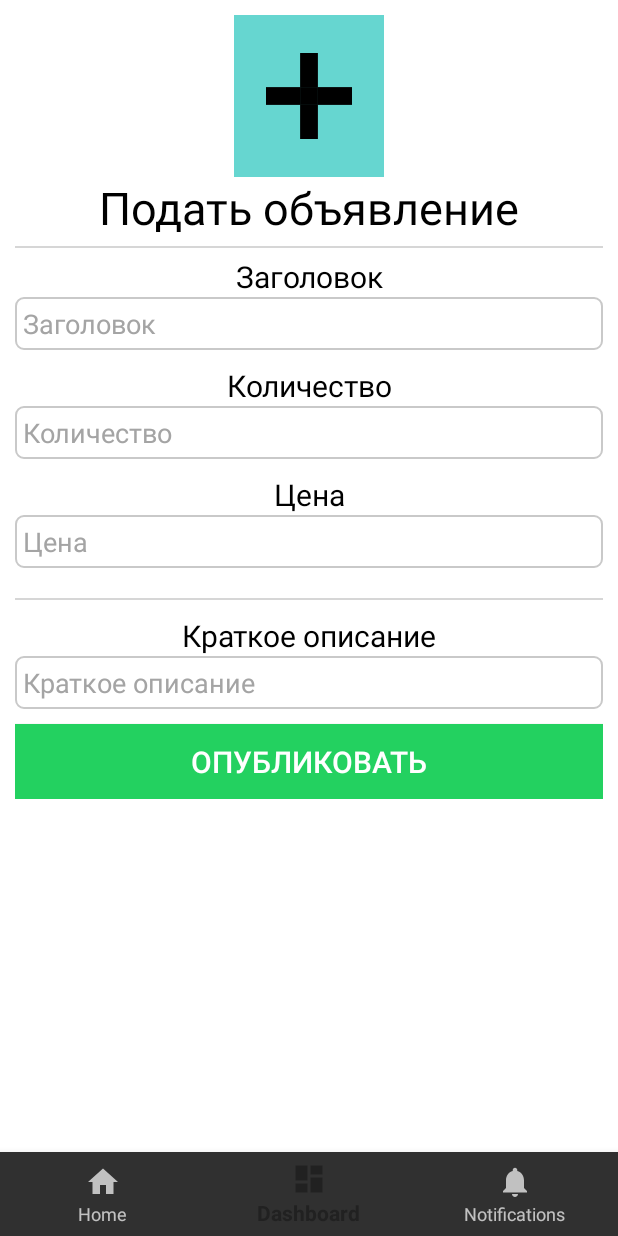
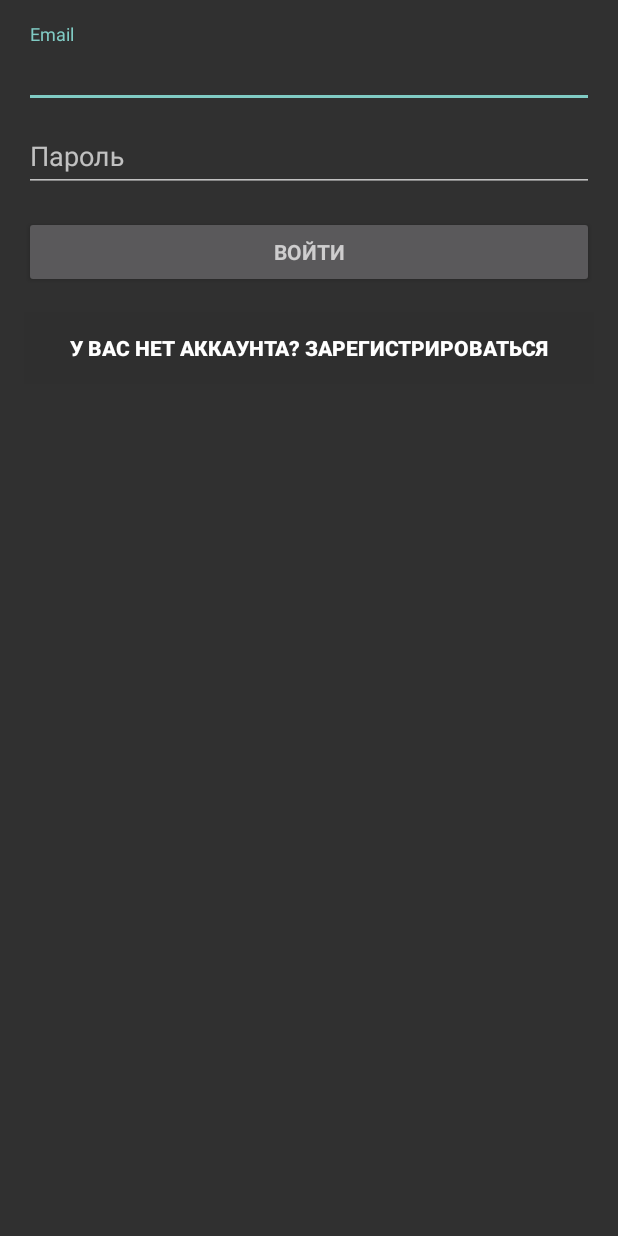
Before and after one commit to andywindowsmac/tarantas, an Android app: the screen it shows after launch (MainActivity before the commit, LoginActivity after it), item 2 of the bottom bar chosen, on a phone screen of 412 x 824 dp. Run offline under Robolectric (Android 15) with nearby library versions, the phone set to English and light mode, and no system bars; our stand-ins replace Volley; libraries missing offline, so code that uses them is left out: com.esafirm.imagepicker; network calls fail; pictures from the network do not load.

Commit message:
feat: introduce Signin

```diff
--- a/app/src/main/java/com/some/aktilek/tarantas/AccountFragment.java
+++ b/app/src/main/java/com/some/aktilek/tarantas/AccountFragment.java
@@ -1,5 +1,6 @@
 package com.some.aktilek.tarantas;
 
+import android.content.Intent;
 import android.os.Bundle;
 import android.support.v4.app.Fragment;
 import android.view.LayoutInflater;
@@ -31,6 +32,12 @@ public class AccountFragment extends Fragment {
     public View onCreateView(LayoutInflater inflater, ViewGroup container,
                              Bundle savedInstanceState) {
         // Inflate the layout for this fragment
+        this.pushToLogin();
         return inflater.inflate(R.layout.fragment_account, container, false);
     }
+
+    private void pushToLogin() {
+        Intent intent = new Intent(this.getContext(), LoginActivity.class);
+        startActivity(intent);
+    }
 }
--- /dev/null
+++ b/app/src/main/java/com/some/aktilek/tarantas/LoginActivity.java
@@ -0,0 +1,122 @@
+package com.some.aktilek.tarantas;
+
+import android.content.Intent;
+import android.support.design.widget.TextInputLayout;
+import android.support.v7.app.AppCompatActivity;
+
+import android.os.Bundle;
+import android.view.View;
+import android.view.View.OnClickListener;
+import android.widget.Button;
+import android.widget.EditText;
+
+/**
+ * A login screen that offers login via email/password.
+ */
+public class LoginActivity extends AppCompatActivity {
+
+    private boolean isErrorExist = false;
+
+    private TextInputLayout emailLayout;
+    private TextInputLayout passwordLayout;
+    private EditText mEmailView;
+    private EditText mPasswordView;
+    private View mProgressView;
+    private View mLoginFormView;
+    private Button signButton;
+    private Button signUpSuggestion;
+
+    @Override
+    protected void onCreate(Bundle savedInstanceState) {
+        super.onCreate(savedInstanceState);
+        setContentView(R.layout.activity_login);
+        // Set up the login form.
+        this.initView();
+        this.setListeners();
+    }
+
+    /* Views */
+    public void initView() {
+        mEmailView = findViewById(R.id.email);
+        mPasswordView = findViewById(R.id.password);
+        signButton = findViewById(R.id.email_sign_in_button);
+        signUpSuggestion = findViewById(R.id.email_sign_up_suggestion);
+        mLoginFormView = findViewById(R.id.login_form);
+        mProgressView = findViewById(R.id.login_progress);
+        emailLayout = findViewById(R.id.emailLayout);
+        passwordLayout = findViewById(R.id.passwordLayout);
+    }
+
+    private void setEmailErrors() {
+        emailLayout.setError(getResources().getString(R.string.error_invalid_email));
+        isErrorExist = true;
+    }
+
+    private void setPasswordErrors() {
+        passwordLayout.setError(getResources().getString(R.string.error_invalid_password));
+        isErrorExist = true;
+    }
+
+    private void clearErrors() {
+        if (!isErrorExist) return;
+        emailLayout.setErrorEnabled(false);
+        passwordLayout.setErrorEnabled(false);
+    }
+
+    /* Listeners */
+    private void setListeners() {
+        mEmailView.setOnFocusChangeListener(this.handleInputFocusChange());
+        signButton.setOnClickListener(this.handleSignButtonPress());
+        signUpSuggestion.setOnClickListener(this.handleSignUpSuggestionPress());
+    }
+
+    private View.OnFocusChangeListener handleInputFocusChange() {
+        return new View.OnFocusChangeListener() {
+            @Override
+            public void onFocusChange(View view, boolean hasFocus) {
+                if (hasFocus) {
+                    clearErrors();
+                }
+            }
+        };
+    }
+
+    private OnClickListener handleSignUpSuggestionPress() {
+        return new OnClickListener() {
+            @Override
+            public void onClick(View view) {
+                pushToSignUp();
+            }
+        };
+    }
+
+    private OnClickListener handleSignButtonPress() {
+        return new OnClickListener() {
+            @Override
+            public void onClick(View view) {
+                login();
+            }
+        };
+    }
+
+    /* Additional */
+    private void login() {
+        String email = mEmailView.getText().toString();
+        String password = mPasswordView.getText().toString();
+
+        if (!AuthUtils.isEmailValid(email)) {
+            this.setEmailErrors();
+        }
+
+        if (!AuthUtils.isPasswordValid(password)) {
+            this.setPasswordErrors();
+            return;
+        }
+    }
+
+    private void pushToSignUp() {
+        Intent intent = new Intent(this, SignupActivity.class);
+        startActivity(intent);
+    }
+
+}
--- /dev/null
+++ b/app/src/main/res/layout/activity_login.xml
@@ -0,0 +1,90 @@
+<?xml version="1.0" encoding="utf-8"?>
+<LinearLayout xmlns:android="http://schemas.android.com/apk/res/android"
+    xmlns:tools="http://schemas.android.com/tools"
+    android:layout_width="match_parent"
+    android:layout_height="match_parent"
+    android:gravity="center_horizontal"
+    android:orientation="vertical"
+    android:paddingBottom="@dimen/activity_vertical_margin"
+    android:paddingLeft="@dimen/activity_horizontal_margin"
+    android:paddingRight="@dimen/activity_horizontal_margin"
+    android:paddingTop="@dimen/activity_vertical_margin"
+    tools:context=".LoginActivity">
+
+    <!-- Login progress -->
+    <ProgressBar
+        android:id="@+id/login_progress"
+        style="?android:attr/progressBarStyleLarge"
+        android:layout_width="wrap_content"
+        android:layout_height="wrap_content"
+        android:layout_marginBottom="8dp"
+        android:visibility="gone" />
+
+    <ScrollView
+        android:id="@+id/login_form"
+        android:layout_width="match_parent"
+        android:layout_height="match_parent">
+
+        <LinearLayout
+            android:id="@+id/email_login_form"
+            android:layout_width="match_parent"
+            android:layout_height="wrap_content"
+            android:orientation="vertical">
+
+            <android.support.design.widget.TextInputLayout
+                android:id="@+id/emailLayout"
+                android:layout_width="match_parent"
+                android:layout_height="wrap_content"
+                errorEnabled="true">
+
+                <EditText
+                    android:id="@+id/email"
+                    android:layout_width="match_parent"
+                    android:layout_height="wrap_content"
+                    android:hint="@string/prompt_email"
+                    android:inputType="textEmailAddress"
+                    android:maxLines="1"
+                    android:singleLine="true" />
+
+            </android.support.design.widget.TextInputLayout>
+
+            <android.support.design.widget.TextInputLayout
+                android:id="@+id/passwordLayout"
+                android:layout_width="match_parent"
+                android:layout_height="wrap_content"
+                errorEnabled="true">
+
+                <EditText
+                    android:id="@+id/password"
+                    android:layout_width="match_parent"
+                    android:layout_height="wrap_content"
+                    android:hint="@string/prompt_password"
+                    android:imeActionId="6"
+                    android:imeOptions="actionUnspecified"
+                    android:inputType="textPassword"
+                    android:maxLines="1"
+                    android:singleLine="true" />
+
+            </android.support.design.widget.TextInputLayout>
+
+            <Button
+                android:id="@+id/email_sign_in_button"
+                style="?android:textAppearanceSmall"
+                android:layout_width="match_parent"
+                android:layout_height="wrap_content"
+                android:layout_marginTop="16dp"
+                android:text="@string/action_sign_in"
+                android:textStyle="bold" />
+
+            <Button
+                android:id="@+id/email_sign_up_suggestion"
+                android:background="#07000000"
+                android:layout_width="match_parent"
+                android:layout_height="wrap_content"
+                android:layout_marginTop="16dp"
+                android:text="@string/action_sign_up_suggestion"
+                android:textStyle="bold" />
+
+        </LinearLayout>
+    </ScrollView>
+</LinearLayout>
--- a/app/src/main/res/values/strings.xml
+++ b/app/src/main/res/values/strings.xml
@@ -7,4 +7,21 @@
 
     <!-- TODO: Remove or change this placeholder text -->
     <string name="hello_blank_fragment">Hello blank fragment</string>
+    <string name="title_activity_login">Sign in</string>
+
+    <!-- Strings related to login -->
+    <string name="prompt_email">Email</string>
+    <string name="prompt_password">Пароль</string>
+    <string name="action_sign_in">Войти</string>
+    <string name="action_sign_up">Зарегистрироваться</string>
+    <string name="action_sign_up_suggestion">У вас нет аккаунта? Зарегистрироваться</string>
+    <string name="action_sign_in_suggestion">У вас уже аккаунт? Войти</string>
+    <string name="error_invalid_email">Некорректный email</string>
+    <string name="error_invalid_password">Пароль слишком короткий</string>
+    <string name="error_incorrect_password">Неправильный пароль</string>
+    <string name="error_field_required">Заполните все поля</string>
+    <string name="permission_rationale">"Email объязательный."
+    </string>
+    <string name="title_activity_signup">Sign up</string>
+    <string name="action_sign_in_short">Sign in</string>
 </resources>
```
Also changed, not shown: app/src/main/AndroidManifest.xml (+11 -0 lines), app/src/main/java/com/some/aktilek/tarantas/AuthUtils.java (added, +11 -0 lines), app/src/main/java/com/some/aktilek/tarantas/SignupActivity.java (added, +349 -0 lines), app/src/main/res/layout/activity_signup.xml (added, +78 -0 lines).
